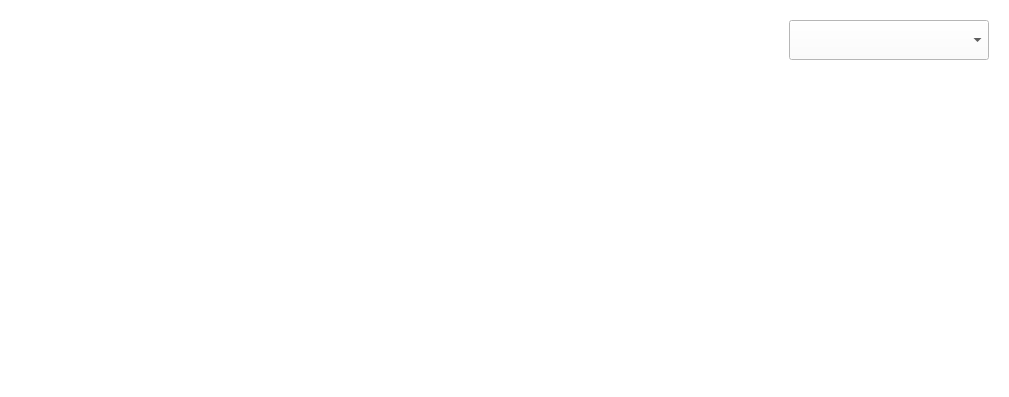
Above: arc-header.ui from arc-bphc/sims-gui before the change. Below: the same form after it.
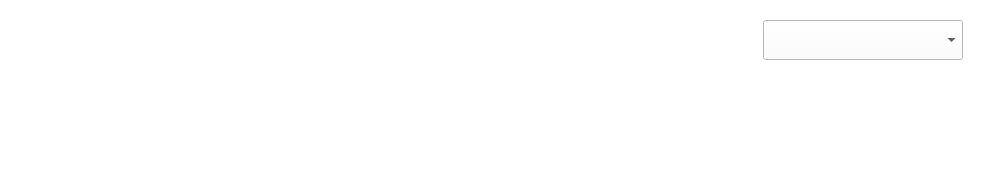
That is the form after the change. Icons and pictures are not drawn.

Patch:
```diff
--- a/arc-header.ui
+++ b/arc-header.ui
@@ -6,13 +6,16 @@
    <rect>
     <x>0</x>
     <y>0</y>
-    <width>1009</width>
-    <height>397</height>
+    <width>983</width>
+    <height>196</height>
    </rect>
   </property>
   <property name="windowTitle">
    <string>Form</string>
   </property>
+  <property name="autoFillBackground">
+   <bool>false</bool>
+  </property>
   <property name="styleSheet">
    <string notr="true">QPushButton {padding: 10px}
 QWidget {background-color: white}
```
